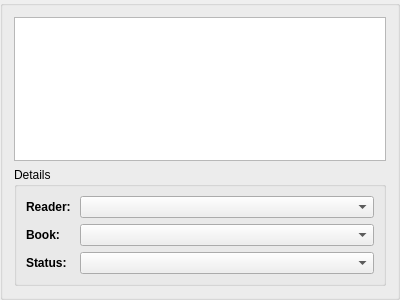
Before: the Qt Designer form issuewidget.ui in kupns-aka-kupa/kprpo_lr1, drawn with Qt 5.
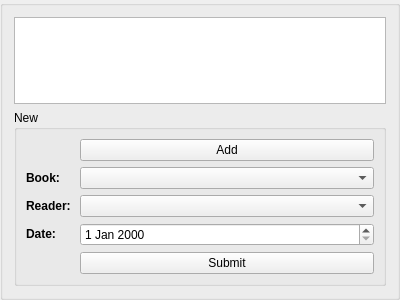
After: the same form once the commit is applied.

```diff
--- a/issuewidget.ui
+++ b/issuewidget.ui
@@ -22,55 +22,69 @@
     </widget>
    </item>
    <item>
-    <widget class="QGroupBox" name="issueDetailsGroupBox">
+    <layout class="QHBoxLayout" name="horizontalLayout">
+     <item>
+      <widget class="QGroupBox" name="issueNewGroupBox">
      <property name="title">
-      <string>Details</string>
+        <string>New</string>
      </property>
      <layout class="QFormLayout" name="_3">
-      <item row="0" column="0">
+        <item row="2" column="0">
+         <widget class="QLabel" name="bookLabel">
+          <property name="text">
+           <string>&lt;html&gt;&lt;head/&gt;&lt;body&gt;&lt;p&gt;&lt;span style=&quot; font-weight:600;&quot;&gt;Book:&lt;/span&gt;&lt;/p&gt;&lt;/body&gt;&lt;/html&gt;</string>
+          </property>
+         </widget>
+        </item>
+        <item row="2" column="1">
+         <widget class="QComboBox" name="bookEdit">
+          <property name="enabled">
+           <bool>true</bool>
+          </property>
+         </widget>
+        </item>
+        <item row="3" column="0">
        <widget class="QLabel" name="readerLabel">
         <property name="text">
          <string>&lt;html&gt;&lt;head/&gt;&lt;body&gt;&lt;p&gt;&lt;span style=&quot; font-weight:600;&quot;&gt;Reader: &lt;/span&gt;&lt;/p&gt;&lt;/body&gt;&lt;/html&gt;</string>
         </property>
        </widget>
       </item>
-      <item row="0" column="1">
+        <item row="3" column="1">
        <widget class="QComboBox" name="readerEdit">
         <property name="enabled">
          <bool>true</bool>
         </property>
        </widget>
       </item>
-      <item row="1" column="0">
-       <widget class="QLabel" name="bookLabel">
+        <item row="5" column="0">
+         <widget class="QLabel" name="dateLabel">
         <property name="text">
-         <string>&lt;html&gt;&lt;head/&gt;&lt;body&gt;&lt;p&gt;&lt;span style=&quot; font-weight:600;&quot;&gt;Book:&lt;/span&gt;&lt;/p&gt;&lt;/body&gt;&lt;/html&gt;</string>
+           <string>&lt;html&gt;&lt;head/&gt;&lt;body&gt;&lt;p&gt;&lt;span style=&quot; font-weight:600;&quot;&gt;Date:&lt;/span&gt;&lt;/p&gt;&lt;/body&gt;&lt;/html&gt;</string>
+          </property>
+         </widget>
+        </item>
+        <item row="5" column="1">
+         <widget class="QDateEdit" name="dateEdit"/>
+        </item>
+        <item row="7" column="1">
+         <widget class="QPushButton" name="submitPushButton">
+          <property name="text">
+           <string>Submit</string>
         </property>
        </widget>
       </item>
       <item row="1" column="1">
-       <widget class="QComboBox" name="bookEdit">
-        <property name="enabled">
-         <bool>true</bool>
-        </property>
-       </widget>
-      </item>
-      <item row="2" column="0">
-       <widget class="QLabel" name="statusLabel">
+         <widget class="QPushButton" name="addPushButton">
         <property name="text">
-         <string>&lt;html&gt;&lt;head/&gt;&lt;body&gt;&lt;p&gt;&lt;span style=&quot; font-weight:600;&quot;&gt;Status:&lt;/span&gt;&lt;/p&gt;&lt;/body&gt;&lt;/html&gt;</string>
+           <string>Add</string>
         </property>
        </widget>
       </item>
-      <item row="2" column="1">
-       <widget class="QComboBox" name="statusEdit">
-        <property name="enabled">
-         <bool>true</bool>
-        </property>
+       </layout>
        </widget>
       </item>
      </layout>
-    </widget>
    </item>
   </layout>
  </widget>
```
Left out of the diff: 5 changed lines with no effect on the pictures. Lines whose indentation alone changed are shown as unchanged.
